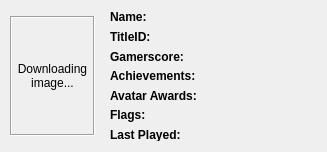
hetelek/XDBF-Manager, file XDBF/titleentrydialog.ui: the form before one commit.
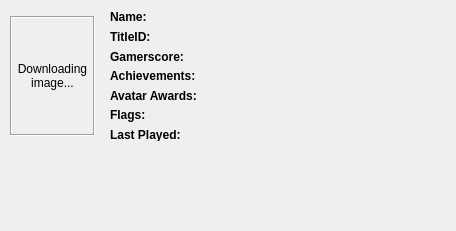
The form after the commit.

Patch:
```diff
--- a/XDBF/titleentrydialog.ui
+++ b/XDBF/titleentrydialog.ui
@@ -6,22 +6,10 @@
    <rect>
     <x>0</x>
     <y>0</y>
-    <width>327</width>
-    <height>152</height>
+    <width>456</width>
+    <height>231</height>
    </rect>
   </property>
-  <property name="minimumSize">
-   <size>
-    <width>327</width>
-    <height>152</height>
-   </size>
-  </property>
-  <property name="maximumSize">
-   <size>
-    <width>327</width>
-    <height>152</height>
-   </size>
-  </property>
   <property name="windowTitle">
    <string>Title Entry</string>
   </property>
```
